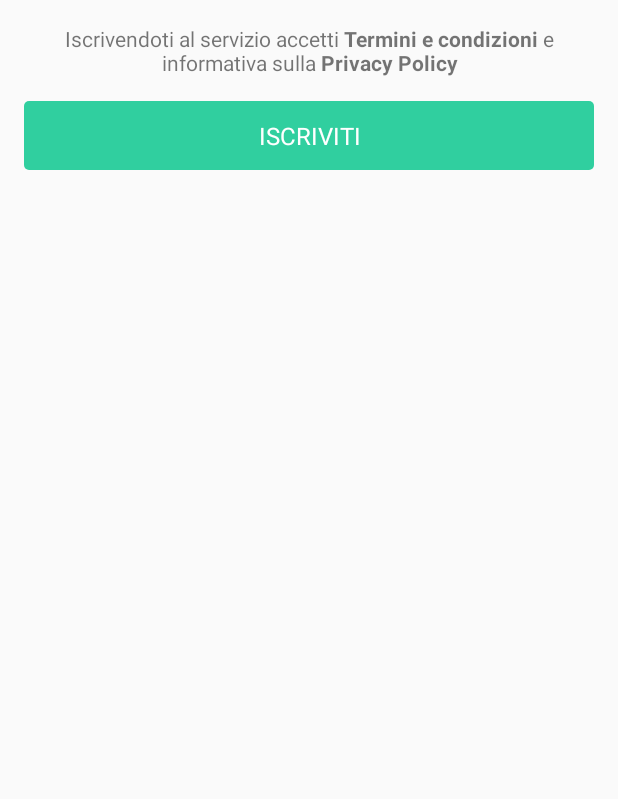
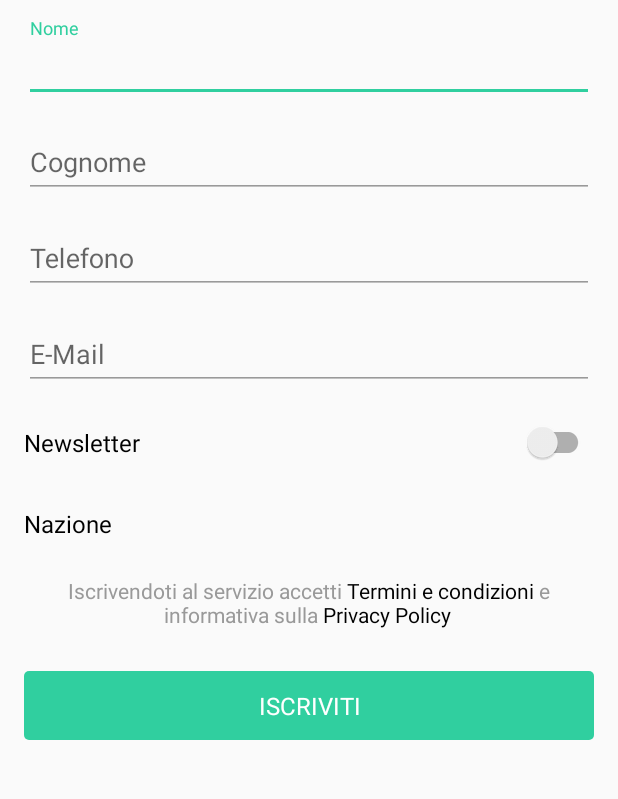
Before and after one commit to MrAPPs-RSM/MrAppsAndroidBase, an Android app: the RegistrazioneActivity screen opened directly, with no data from a screen before it, on a phone screen of 412 x 824 dp, the part 84-883 px from its top. Run offline under Robolectric (Android 15) with nearby library versions, the phone set to English and light mode, and no system bars; libraries missing offline, so code that uses them is left out: com.koushikdutta.async, com.koushikdutta.ion; pictures from the network do not load.

Commit message:
Completato layout RegistrazioneActivity Aggiunta dinamica elementi di layout per i vari campi del form di registrazione Gestione lato codice da completare

```diff
--- a/androidbase/src/main/java/com/mr_apps/androidbase/account/BaseRegistrazioneActivity.java
+++ b/androidbase/src/main/java/com/mr_apps/androidbase/account/BaseRegistrazioneActivity.java
@@ -1,20 +1,34 @@
 package com.mr_apps.androidbase.account;
 
+import android.graphics.Color;
 import android.os.Bundle;
 import android.support.annotation.Nullable;
 import android.support.v4.content.ContextCompat;
 import android.support.v7.widget.AppCompatTextView;
+import android.text.Spannable;
+import android.text.SpannableStringBuilder;
+import android.text.TextPaint;
+import android.text.method.LinkMovementMethod;
+import android.text.style.ClickableSpan;
+import android.text.style.ForegroundColorSpan;
 import android.view.View;
+import android.widget.LinearLayout;
+import android.widget.Toast;
 
 import com.mr_apps.androidbase.R;
 import com.mr_apps.androidbase.activity.AbstractBaseActivity;
 import com.mr_apps.androidbase.utils.Utils;
+
+import java.util.List;
 
 /**
  * Created by denis on 07/04/16.
  */
 public abstract class BaseRegistrazioneActivity extends AbstractBaseActivity {
 
+    LinearLayout container;
+
+    AppCompatTextView termsConditions;
     AppCompatTextView signUp;
 
     @Override
@@ -24,7 +38,13 @@ public abstract class BaseRegistrazioneActivity extends AbstractBaseActivity {
 
         setBackButton();
 
+        container = (LinearLayout) findViewById(R.id.views_container);
+
+        termsConditions = (AppCompatTextView) findViewById(R.id.termini_condizioni);
         signUp = (AppCompatTextView) findViewById(R.id.signup);
+
+        termsConditions.setText(getTermsConditionSpannableString());
+        termsConditions.setMovementMethod(LinkMovementMethod.getInstance());
 
         signUp.setBackgroundDrawable(Utils.getButtonSelector(ContextCompat.getColor(this, R.color.colorAccent), this));
 
@@ -34,5 +54,61 @@ public abstract class BaseRegistrazioneActivity extends AbstractBaseActivity {
 
             }
         });
+
+        List<SignUpElement> elements = getSignUpElements();
+
+        for (SignUpElement el : elements)
+            container.addView(el.getView());
     }
+
+    private SpannableStringBuilder getTermsConditionSpannableString() {
+        int start = 0;
+        SpannableStringBuilder builder = new SpannableStringBuilder();
+
+        builder.append(getString(R.string.termini_condizioni_1));
+        builder.append(" ");
+
+        start = builder.length();
+        builder.append(getString(R.string.termini_condizioni_2));
+        builder.setSpan(new ForegroundColorSpan(Color.BLACK), start, builder.length(), Spannable.SPAN_EXCLUSIVE_EXCLUSIVE);
+        ClickableSpan clickableSpan1 = new ClickableSpan() {
+            @Override
+            public void onClick(View textView) {
+                Toast.makeText(getApplicationContext(), "Cliccato: Termini e condizioni", Toast.LENGTH_SHORT).show();
+            }
+            @Override
+            public void updateDrawState(TextPaint ds) {
+                super.updateDrawState(ds);
+                ds.setUnderlineText(false);
+                ds.setColor(Color.BLACK);
+            }
+        };
+        builder.setSpan(clickableSpan1, start, builder.length(), Spannable.SPAN_EXCLUSIVE_EXCLUSIVE);
+        builder.append(" ");
+
+        builder.append(getString(R.string.termini_condizioni_3));
+        builder.append(" ");
+
+        start = builder.length();
+        builder.append(getString(R.string.termini_condizioni_4));
+        builder.setSpan(new ForegroundColorSpan(Color.BLACK), start, builder.length(), Spannable.SPAN_EXCLUSIVE_EXCLUSIVE);
+        ClickableSpan clickableSpan2 = new ClickableSpan() {
+            @Override
+            public void onClick(View textView) {
+                Toast.makeText(getApplicationContext(), "Cliccato: Privacy Policy", Toast.LENGTH_SHORT).show();
+            }
+            @Override
+            public void updateDrawState(TextPaint ds) {
+                super.updateDrawState(ds);
+                ds.setUnderlineText(false);
+                ds.setColor(Color.BLACK);
+            }
+        };
+        builder.setSpan(clickableSpan2, start, builder.length(), Spannable.SPAN_EXCLUSIVE_EXCLUSIVE);
+        builder.append(" ");
+
+        return builder;
+    }
+
+    protected abstract List<SignUpElement> getSignUpElements();
 }
--- /dev/null
+++ b/androidbase/src/main/java/com/mr_apps/androidbase/account/ElementInputType.java
@@ -0,0 +1,11 @@
+package com.mr_apps.androidbase.account;
+
+/**
+ * Created by mattia on 18/04/2016.
+ *
+ * @author Mattia Ruggiero
+ */
+public enum ElementInputType {
+
+    STANDARD, PHONE, MAIL, SWITCH, SUBSECTION
+}
--- /dev/null
+++ b/androidbase/src/main/java/com/mr_apps/androidbase/account/ElementName.java
@@ -0,0 +1,26 @@
+package com.mr_apps.androidbase.account;
+
+/**
+ * Created by mattia on 18/04/2016.
+ *
+ * @author Mattia Ruggiero
+ */
+public enum ElementName {
+
+    NOME ("Nome"),
+    COGNOME ("Cognome"),
+    TELEFONO ("Telefono"),
+    EMAIL ("E-Mail"),
+    NEWSLETTER ("Newsletter"),
+    NAZIONE ("Nazione");
+
+    private final String name;
+
+    ElementName(String s) {
+        name = s;
+    }
+
+    public String toString() {
+        return this.name;
+    }
+}
--- /dev/null
+++ b/androidbase/src/main/java/com/mr_apps/androidbase/account/SignUpElement.java
@@ -0,0 +1,70 @@
+package com.mr_apps.androidbase.account;
+
+import android.content.Context;
+import android.support.design.widget.TextInputEditText;
+import android.support.design.widget.TextInputLayout;
+import android.support.v7.widget.AppCompatTextView;
+import android.support.v7.widget.SwitchCompat;
+import android.text.InputType;
+import android.view.LayoutInflater;
+import android.view.View;
+
+import com.mr_apps.androidbase.R;
+
+/**
+ * Created by mattia on 18/04/2016.
+ *
+ * @author Mattia Ruggiero
+ */
+public class SignUpElement {
+
+    Context context;
+
+    private ElementName name;
+    private ElementInputType inputType;
+
+    public SignUpElement(Context context, ElementName name, ElementInputType inputType) {
+        this.context = context;
+        this.name = name;
+        this.inputType = inputType;
+    }
+
+    public View getView() {
+        LayoutInflater inflater = LayoutInflater.from(context);
+        View view;
+
+        if (inputType.equals(ElementInputType.STANDARD) || inputType.equals(ElementInputType.MAIL) || inputType.equals(ElementInputType.PHONE)) {
+            view = inflater.inflate(R.layout.standard_element, null);
+
+            TextInputLayout tilName = (TextInputLayout) view.findViewById(R.id.til_name);
+            if (tilName != null)
+                tilName.setHint(this.name.toString());
+
+            TextInputEditText name = (TextInputEditText) view.findViewById(R.id.standard_name);
+            if (name != null) {
+                if (inputType.equals(ElementInputType.PHONE)) {
+                    name.setInputType(InputType.TYPE_CLASS_PHONE);
+                } else if (inputType.equals(ElementInputType.STANDARD)) {
+                    name.setInputType(InputType.TYPE_TEXT_VARIATION_PERSON_NAME);
+                }
+            }
+
+        } else if (inputType.equals(ElementInputType.SWITCH)){
+            view = inflater.inflate(R.layout.switch_element, null);
+
+            SwitchCompat name = (SwitchCompat) view.findViewById(R.id.switch_name);
+            if (name != null) {
+                name.setText(this.name.toString());
+            }
+        } else {
+            view = inflater.inflate(R.layout.subsection_element, null);
+
+            AppCompatTextView name = (AppCompatTextView) view.findViewById(R.id.subsection_name);
+            if (name != null) {
+                name.setText(this.name.toString());
+            }
+        }
+
+        return view;
+    }
+}
--- a/androidbase/src/main/res/layout/activity_registrazione.xml
+++ b/androidbase/src/main/res/layout/activity_registrazione.xml
@@ -6,6 +6,23 @@
 
     <include layout="@layout/account_toolbar" />
 
+    <ScrollView
+        android:layout_width="match_parent"
+        android:layout_height="match_parent">
+
+        <LinearLayout
+            android:layout_width="match_parent"
+            android:layout_height="wrap_content"
+            android:orientation="vertical">
+
+            <LinearLayout
+                android:id="@+id/views_container"
+                android:layout_width="match_parent"
+                android:layout_height="wrap_content"
+                android:layout_marginBottom="@dimen/default_margin_or_padding"
+                android:layout_marginTop="@dimen/default_large_margin_or_padding"
+                android:orientation="vertical" />
+
             <LinearLayout
                 android:layout_width="match_parent"
                 android:layout_height="wrap_content"
@@ -13,31 +30,24 @@
                 android:layout_marginRight="@dimen/default_very_large_margin_or_padding"
                 android:orientation="vertical">
 
-        <LinearLayout
+                <android.support.v7.widget.AppCompatTextView
+                    android:id="@+id/termini_condizioni"
                     android:layout_width="match_parent"
                     android:layout_height="wrap_content"
-            android:orientation="vertical" />
-
-        <LinearLayout
-            android:layout_width="match_parent"
-            android:layout_height="wrap_content"
-            android:layout_marginTop="@dimen/default_very_large_margin_or_padding"
-            android:orientation="vertical">
-
-            <android.support.v7.widget.AppCompatTextView
-                android:layout_width="match_parent"
-                android:layout_height="wrap_content"
+                    android:layout_marginBottom="@dimen/default_large_margin_or_padding"
                     android:gravity="center"
-                android:text="@string/termini_condizioni" />
+                    android:textColor="@color/lightGrey" />
 
                 <android.support.v7.widget.AppCompatTextView
                     android:id="@+id/signup"
                     style="@style/LoginButtonStyle"
-                android:layout_marginTop="@dimen/default_very_large_margin_or_padding"
+                    android:layout_marginBottom="@dimen/default_very_large_margin_or_padding"
                     android:text="@string/Iscriviti" />
 
             </LinearLayout>
 
         </LinearLayout>
 
+    </ScrollView>
+
 </LinearLayout>
--- /dev/null
+++ b/androidbase/src/main/res/layout/standard_element.xml
@@ -0,0 +1,20 @@
+<?xml version="1.0" encoding="utf-8"?>
+<LinearLayout xmlns:android="http://schemas.android.com/apk/res/android"
+    android:layout_width="match_parent"
+    android:layout_height="wrap_content"
+    android:paddingLeft="@dimen/default_very_large_margin_or_padding"
+    android:paddingRight="@dimen/default_very_large_margin_or_padding">
+
+    <com.mr_apps.androidbase.custom_views.WarningTextInputLayout
+        android:id="@+id/til_name"
+        android:layout_width="match_parent"
+        android:layout_height="wrap_content">
+
+        <android.support.design.widget.TextInputEditText
+            android:id="@+id/standard_name"
+            style="@style/EditTextStyle"
+            android:inputType="textEmailAddress" />
+
+    </com.mr_apps.androidbase.custom_views.WarningTextInputLayout>
+
+</LinearLayout>
--- /dev/null
+++ b/androidbase/src/main/res/layout/subsection_element.xml
@@ -0,0 +1,11 @@
+<?xml version="1.0" encoding="utf-8"?>
+<LinearLayout xmlns:android="http://schemas.android.com/apk/res/android"
+    android:layout_width="match_parent"
+    android:layout_height="wrap_content">
+
+    <android.support.v7.widget.AppCompatTextView
+        android:id="@+id/subsection_name"
+        style="@style/LoginSecondaryTextStyle"
+        android:textColor="@android:color/black" />
+
+</LinearLayout>
--- /dev/null
+++ b/androidbase/src/main/res/layout/switch_element.xml
@@ -0,0 +1,11 @@
+<?xml version="1.0" encoding="utf-8"?>
+<LinearLayout xmlns:android="http://schemas.android.com/apk/res/android"
+    android:layout_width="match_parent"
+    android:layout_height="wrap_content"
+    android:orientation="horizontal">
+
+    <android.support.v7.widget.SwitchCompat
+        android:id="@+id/switch_name"
+        style="@style/SwitchStyle" />
+
+</LinearLayout>
--- a/androidbase/src/main/res/values/strings.xml
+++ b/androidbase/src/main/res/values/strings.xml
@@ -30,7 +30,10 @@
     <string name="Scegli_video_da_galleria">Scegli video da galleria</string>
     <string name="Gira_video">Gira video</string>
     <string name="Condividi">Condividi</string>
-    <string name="termini_condizioni">Iscrivendoti al servizio accetti <b>Termini e condizioni</b> e informativa sulla <b>Privacy Policy</b></string>
+    <string name="termini_condizioni_1">Iscrivendoti al servizio accetti</string>
+    <string name="termini_condizioni_2">Termini e condizioni</string>
+    <string name="termini_condizioni_3">e informativa sulla</string>
+    <string name="termini_condizioni_4">Privacy Policy</string>
     <string name="Iscriviti">Iscriviti</string>
 
     <string name="Esegui_il_login">Esegui il login</string>
@@ -46,6 +49,7 @@
     <string name="Signin">Signin</string>
     <string name="Entra">Entra</string>
     <string name="Controllare_dati_inseriti">Controllare i dati inseriti</string>
+    <string name="Placeholder">Prova</string>
 
 
 </resources>
--- a/androidbase/src/main/res/values/styles.xml
+++ b/androidbase/src/main/res/values/styles.xml
@@ -62,6 +62,22 @@
         <item name="colorControlNormal">@color/lightGrey</item>
     </style>
 
+    <style name="SwitchStyle" parent="Widget.AppCompat.CompoundButton.Switch">
+        <item name="android:layout_width">match_parent</item>
+        <item name="android:layout_height">wrap_content</item>
+        <item name="android:paddingTop">@dimen/default_very_large_margin_or_padding</item>
+        <item name="android:paddingBottom">@dimen/default_very_large_margin_or_padding</item>
+        <item name="android:paddingLeft">@dimen/default_very_large_margin_or_padding</item>
+        <item name="android:paddingRight">@dimen/default_very_large_margin_or_padding</item>
+        <item name="android:textColor">@android:color/black</item>
+        <item name="android:textAllCaps">false</item>
+        <item name="android:layout_gravity">center_vertical</item>
+        <item name="android:textSize">16sp</item>
+        <item name="android:textAppearance">@android:style/TextAppearance</item>
+        <item name="android:singleLine">true</item>
+        <item name="android:background">?attr/selectableItemBackgroundBorderless</item>
+    </style>
+
     <style name="HintStyle" parent="TextAppearance.Design.Hint" />
 
     <style name="HintErrorStyle" parent="HintStyle">
--- a/app/src/main/java/com/mr_apps/androidbaseproject/RegistrazioneActivity.java
+++ b/app/src/main/java/com/mr_apps/androidbaseproject/RegistrazioneActivity.java
@@ -1,6 +1,12 @@
 package com.mr_apps.androidbaseproject;
 
 import com.mr_apps.androidbase.account.BaseRegistrazioneActivity;
+import com.mr_apps.androidbase.account.ElementInputType;
+import com.mr_apps.androidbase.account.ElementName;
+import com.mr_apps.androidbase.account.SignUpElement;
+
+import java.util.ArrayList;
+import java.util.List;
 
 /**
  * Created by mattia on 07/04/2016.
@@ -8,4 +14,25 @@ import com.mr_apps.androidbase.account.BaseRegistrazioneActivity;
  * @author Mattia Ruggiero
  */
 public class RegistrazioneActivity extends BaseRegistrazioneActivity {
+
+    @Override
+    protected List<SignUpElement> getSignUpElements() {
+        SignUpElement name = new SignUpElement(this, ElementName.NOME, ElementInputType.STANDARD);
+        SignUpElement surname = new SignUpElement(this, ElementName.COGNOME, ElementInputType.STANDARD);
+        SignUpElement phone = new SignUpElement(this, ElementName.TELEFONO, ElementInputType.PHONE);
+        SignUpElement mail = new SignUpElement(this, ElementName.EMAIL, ElementInputType.MAIL);
+        SignUpElement newsletter = new SignUpElement(this, ElementName.NEWSLETTER, ElementInputType.SWITCH);
+        SignUpElement nation = new SignUpElement(this, ElementName.NAZIONE, ElementInputType.SUBSECTION);
+
+        List<SignUpElement> list = new ArrayList<>();
+
+        list.add(name);
+        list.add(surname);
+        list.add(phone);
+        list.add(mail);
+        list.add(newsletter);
+        list.add(nation);
+
+        return list;
+    }
 }
```
Lines whose indentation alone changed are shown as unchanged.
